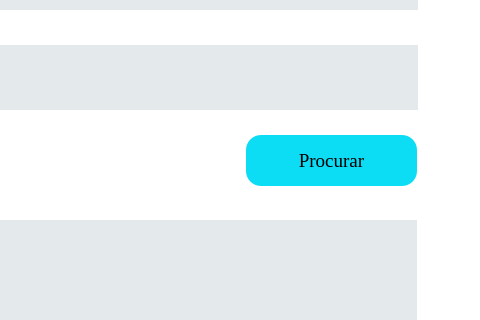
This is ui/form.ui in aandrefms/ui-postgres-form as Qt 5 draws it before an edit; both pictures show x 164 to 644 and y 355 to 675 of the 644 by 800 pixel window. The edited form follows.
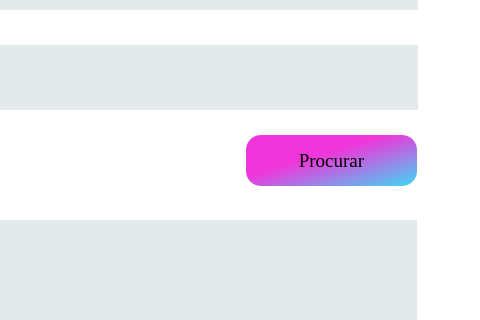
This is the edited form. Icons and pictures are not drawn.

The edit to the form file:
```diff
--- a/ui/form.ui
+++ b/ui/form.ui
@@ -634,7 +634,8 @@
     </font>
    </property>
    <property name="styleSheet">
-    <string notr="true">background-color:#0cddf5;
+    <string notr="true">background-color:qlineargradient(spread:pad, x1:0, y1:0, x2:1, y2:1, stop:0.407035 rgba(240, 53, 218, 255), stop:1 rgba(61, 217, 245, 255));
+
 border-width: 2px;
 border-radius: 15px;
 padding: 4px;;</string>
```
